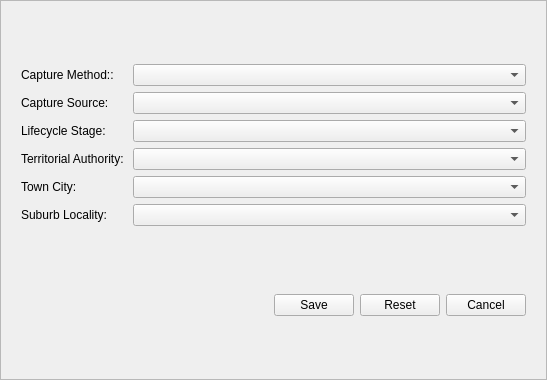
Above: buildings/gui/new_outline_production.ui from linz/nz-buildings before the change. Below: the same form after it.
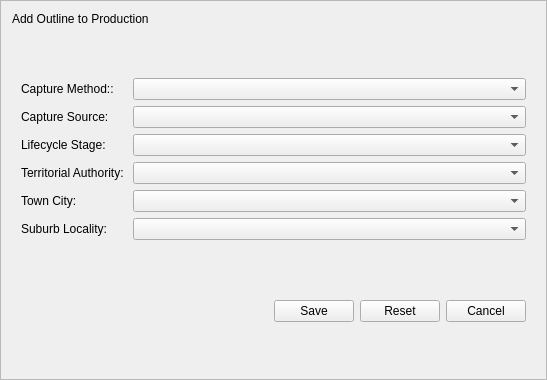
That is the form after the change.

Commit message: Add Titles to UIs

```diff
--- a/buildings/gui/new_outline_production.ui
+++ b/buildings/gui/new_outline_production.ui
@@ -20,7 +20,7 @@
    <enum>QFrame::Raised</enum>
   </property>
   <layout class="QFormLayout" name="formLayout_2">
-   <item row="1" column="0" colspan="2">
+   <item row="2" column="0" colspan="2">
     <widget class="QWidget" name="widget_2" native="true">
      <layout class="QFormLayout" name="formLayout">
       <property name="fieldGrowthPolicy">
@@ -89,7 +89,7 @@
      </layout>
     </widget>
    </item>
-   <item row="3" column="1">
+   <item row="4" column="1">
     <widget class="QWidget" name="widget" native="true">
      <layout class="QHBoxLayout" name="horizontalLayout">
       <item>
@@ -151,7 +151,7 @@
      <zorder>horizontalSpacer</zorder>
     </widget>
    </item>
-   <item row="2" column="1">
+   <item row="3" column="1">
     <spacer name="verticalSpacer">
      <property name="orientation">
       <enum>Qt::Vertical</enum>
@@ -164,7 +164,7 @@
      </property>
     </spacer>
    </item>
-   <item row="0" column="0">
+   <item row="1" column="0">
     <spacer name="verticalSpacer_2">
      <property name="orientation">
       <enum>Qt::Vertical</enum>
@@ -177,7 +177,7 @@
      </property>
     </spacer>
    </item>
-   <item row="4" column="1">
+   <item row="5" column="1">
     <spacer name="verticalSpacer_3">
      <property name="orientation">
       <enum>Qt::Vertical</enum>
@@ -190,6 +190,13 @@
      </property>
     </spacer>
    </item>
+   <item row="0" column="0">
+    <widget class="QLabel" name="label">
+     <property name="text">
+      <string>Add Outline to Production</string>
+     </property>
+    </widget>
+   </item>
   </layout>
  </widget>
  <resources/>
```
The commit also changes 4 other files.
